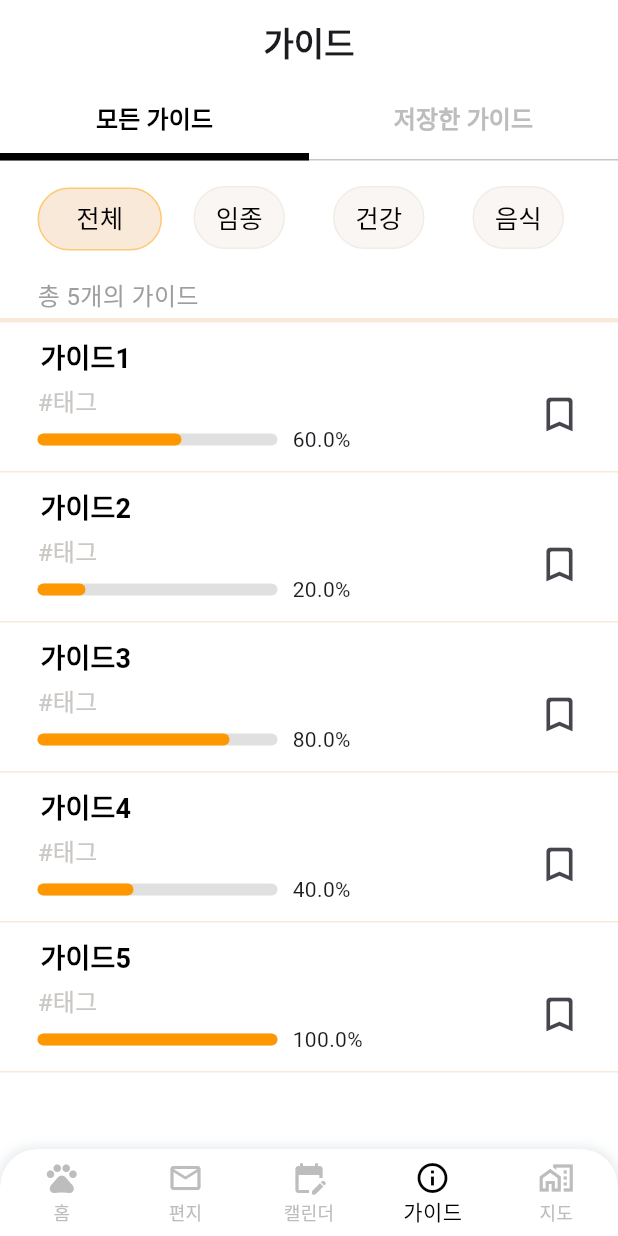
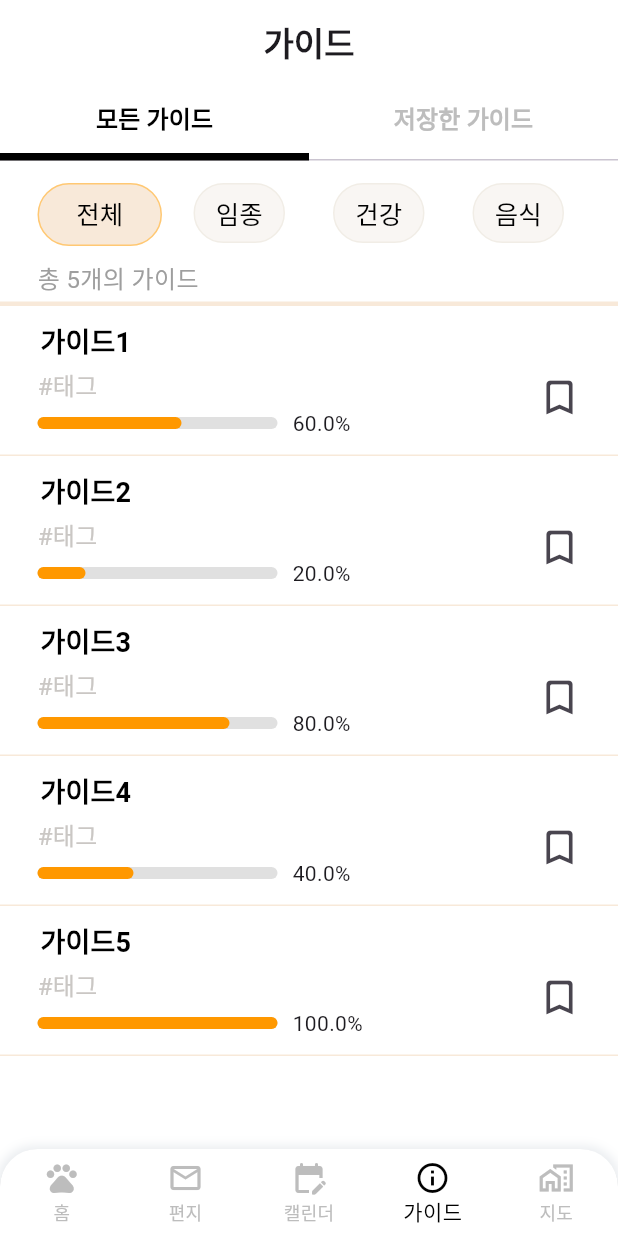
Before and after one commit to DwKwCs/LOGIN_APP_With_Pet, a Flutter app: the screen it shows after launch, item 4 of the bottom bar chosen, on a phone screen of 412 x 824 dp. Run offline on Flutter 3.47's test engine with Material 3 defaults, Android fonts, the light colour scheme and no system bars; drawn by our look-alikes of percent_indicator; our stand-ins replace buttons_tabbar, drift, table_calendar, webview_flutter; accounts and stored records are empty.

Commit message:
8.26 홈, 가이드 화면 수정 & 코드 리펙토링 작업

```diff
--- a/lib/component/guide/guide_all.dart
+++ b/lib/component/guide/guide_all.dart
@@ -41,8 +41,9 @@ class _GuideAllScreenState extends State<GuideAllScreen> with SingleTickerProvid
       backgroundColor: Colors.white,
       body: Column(
         children: [
-          TabBar(
-            padding: EdgeInsets.symmetric(vertical: 15, horizontal: 20),
+          Container(
+            child: TabBar(
+              padding: EdgeInsets.only(top: 15, bottom: 10, left: 20, right: 20),
               overlayColor: WidgetStateProperty.all<Color>(Colors.white),
               dividerColor: Colors.transparent,
               controller: _tabController,
@@ -50,11 +51,12 @@ class _GuideAllScreenState extends State<GuideAllScreen> with SingleTickerProvid
               unselectedLabelColor: Colors.black,
               labelColor: Colors.black,
               indicatorSize: TabBarIndicatorSize.tab,
-            indicatorPadding: EdgeInsets.only(top: 3, bottom: 3, left: 5, right: 5),
+              indicatorPadding: EdgeInsets.only(left: 5, right: 5),
               indicator: BoxDecoration(
                 borderRadius: BorderRadius.circular(80.0),
                 color: SUB_COLOR2,
                 border: Border.all(width: 1, color: PRIMARY_COLOR),
+              ),
             ),
           ),
           Expanded(
@@ -76,9 +78,8 @@ class _GuideAllScreenState extends State<GuideAllScreen> with SingleTickerProvid
 
   Widget _buildTab(int index) {
     final titles = ['전체', '임종', '건강', '음식'];
-    return Tab(
-      child: Container(
-        height: 42,
+    return Container(
+      constraints: BoxConstraints.tight(Size(100, 40)),
       decoration: _selectedIndex != index ? BoxDecoration(
         color: Color(0xfff9f6f3),
         borderRadius: BorderRadius.circular(80.0),
@@ -87,7 +88,6 @@ class _GuideAllScreenState extends State<GuideAllScreen> with SingleTickerProvid
       child: Center(
         child: Text(titles[index], style: TextStyle(fontSize: 17)),
       ),
-      ),
     );
   }
 }
--- a/lib/component/home/profile_setting.dart
+++ b/lib/component/home/profile_setting.dart
@@ -50,7 +50,7 @@ class _ProfileSettingState extends State<ProfileSetting> {
             _buildProfileRow('이름', '김멍멍', 40),
             _buildProfileRow('한마디', '강아지', 20),
             _buildProfileRow('종', '골든 리트리버', 56),
-            _buildProfileRow('생일', '2020.11.05', 36),
+            _buildProfileRow('생일', '2020.11.05', 38),
           ],
         ),
       ),
```
Lines whose indentation alone changed are shown as unchanged.
